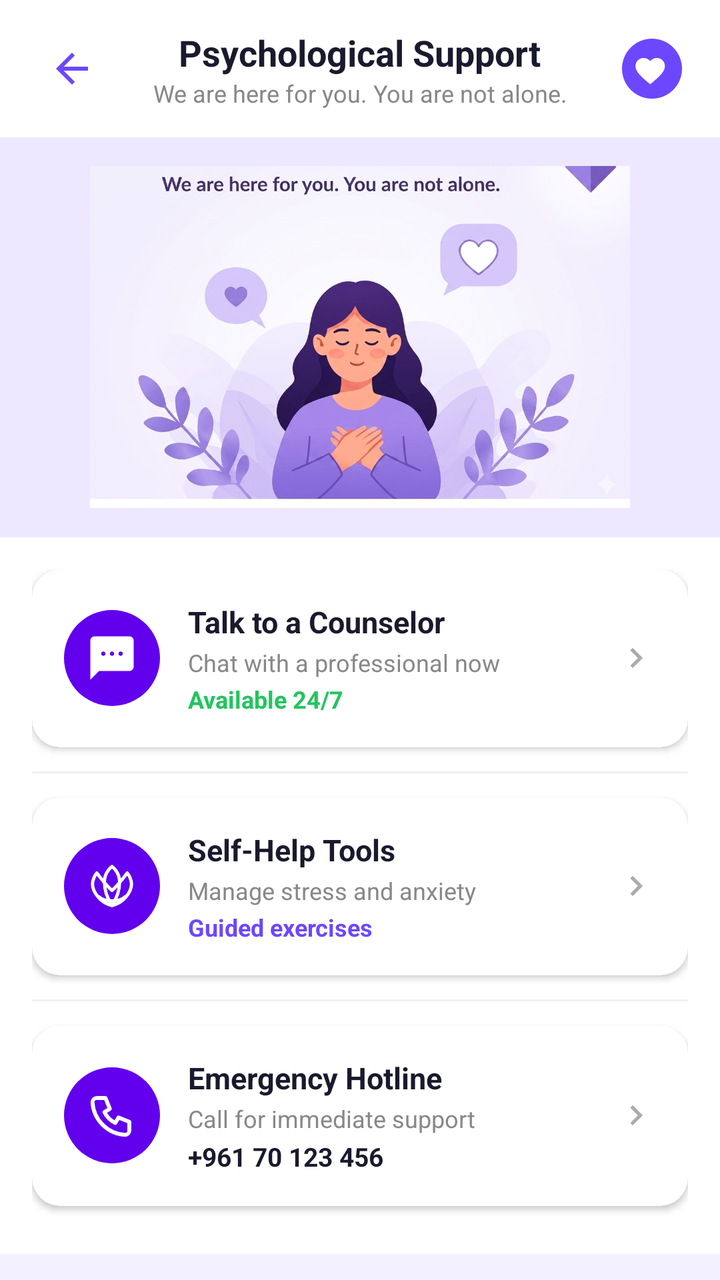
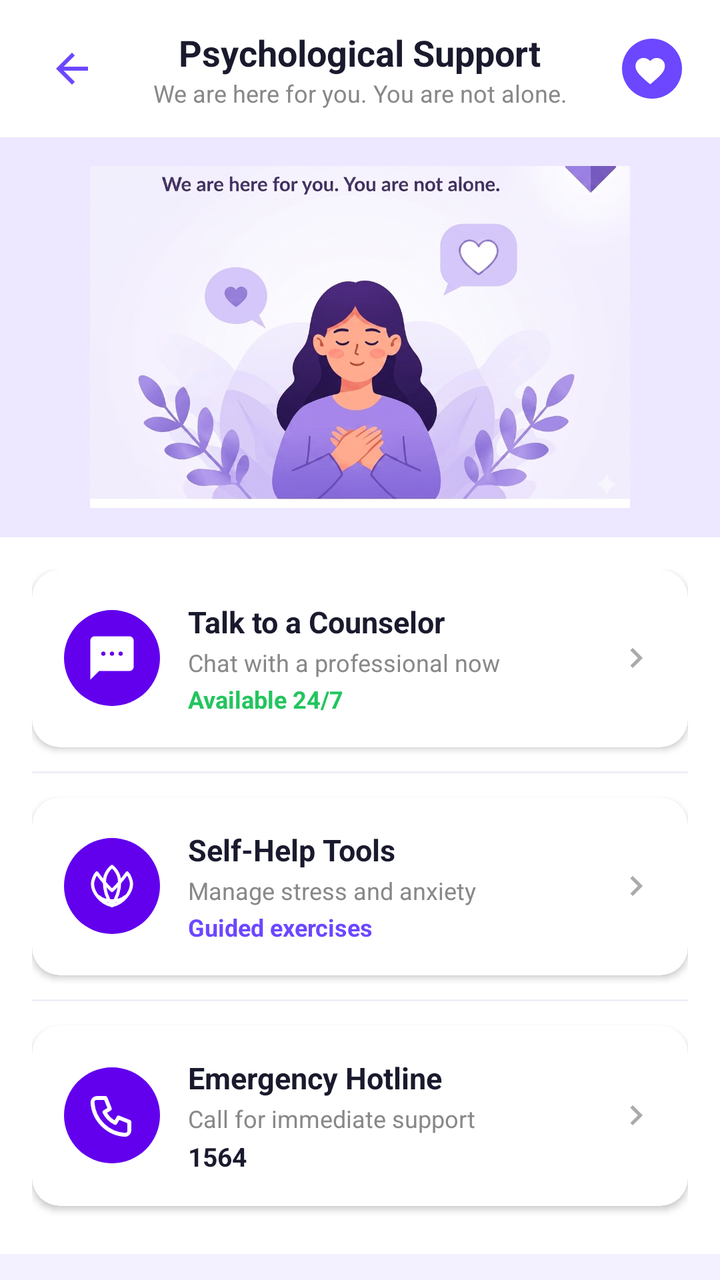

Before-and-after screenshots of an Android layout around one commit, followed by the original layout XML and the change that was made.
<!-- AndroidManifest.xml: application theme Theme.Crises -->
<!-- res/layout/activity_psychological_support.xml -->
<?xml version="1.0" encoding="utf-8"?>
<ScrollView xmlns:android="http://schemas.android.com/apk/res/android"
    xmlns:app="http://schemas.android.com/apk/res-auto"
    android:layout_width="match_parent"
    android:layout_height="match_parent"
    android:background="#F3F0FF"
    android:id="@+id/main"
    android:fillViewport="true">

    <LinearLayout
        android:layout_width="match_parent"
        android:layout_height="wrap_content"
        android:orientation="vertical">

        
        <RelativeLayout
            android:layout_width="match_parent"
            android:layout_height="wrap_content"
            android:background="#FFFFFF"
            android:paddingStart="16dp"
            android:paddingTop="16dp"
            android:paddingEnd="16dp"
            android:paddingBottom="12dp">

            <ImageButton
                android:id="@+id/btnBack"
                android:layout_width="40dp"
                android:layout_height="40dp"
                android:layout_centerVertical="true"
                android:background="?attr/selectableItemBackgroundBorderless"
                android:contentDescription="Back"
                android:src="@drawable/ic_arrow_back"
                app:tint="#6C47FF" />

            <LinearLayout
                android:layout_width="wrap_content"
                android:layout_height="wrap_content"
                android:layout_centerInParent="true"
                android:gravity="center"
                android:orientation="vertical">

                <TextView
                    android:layout_width="wrap_content"
                    android:layout_height="wrap_content"
                    android:text="Psychological Support"
                    android:textColor="#1A1A2E"
                    android:textSize="18sp"
                    android:textStyle="bold" />

                <TextView
                    android:layout_width="wrap_content"
                    android:layout_height="wrap_content"
                    android:gravity="center"
                    android:text="We are here for you. You are not alone."
                    android:textColor="#888888"
                    android:textSize="12sp" />
            </LinearLayout>

            <ImageView
                android:layout_width="36dp"
                android:layout_height="36dp"
                android:layout_alignParentEnd="true"
                android:layout_centerVertical="true"
                android:contentDescription="Support"
                android:src="@drawable/ic_heart_shield"
                app:tint="#6C47FF" />
        </RelativeLayout>

        
        <RelativeLayout
            android:layout_width="match_parent"
            android:layout_height="200dp"
            android:background="#EDE8FF">

            <ImageView
                android:id="@+id/ivCenterIllustration"
                android:layout_width="wrap_content"
                android:layout_height="180dp"
                android:layout_centerInParent="true"
                android:layout_marginEnd="90dp"
                android:layout_marginBottom="25dp"
                android:adjustViewBounds="true"
                android:contentDescription="Psychological support illustration"
                android:scaleType="fitCenter"
                android:src="@drawable/psy" />

        </RelativeLayout>

        
        <LinearLayout
            android:layout_width="match_parent"
            android:layout_height="wrap_content"
            android:layout_marginTop="0dp"
            android:background="#FFFFFF"
            android:orientation="vertical"
            android:padding="16dp">

            
            <androidx.cardview.widget.CardView
                android:id="@+id/cardCounselor"
                android:layout_width="match_parent"
                android:layout_height="wrap_content"
                android:layout_marginBottom="12dp"
                app:cardBackgroundColor="#FFFFFF"
                app:cardCornerRadius="14dp"
                app:cardElevation="2dp">

                <RelativeLayout
                    android:layout_width="match_parent"
                    android:layout_height="wrap_content"
                    android:padding="16dp">

                    <FrameLayout
                        android:id="@+id/iconCounselor"
                        android:layout_width="48dp"
                        android:layout_height="48dp"
                        android:layout_centerVertical="true"
                        android:background="@drawable/circle_purple_bg">

                        <ImageView
                            android:layout_width="26dp"
                            android:layout_height="26dp"
                            android:layout_gravity="center"
                            android:contentDescription="Counselor"
                            android:src="@drawable/ic_chat_dots"
                            app:tint="#FFFFFF" />
                    </FrameLayout>

                    <LinearLayout
                        android:layout_width="match_parent"
                        android:layout_height="wrap_content"
                        android:layout_centerVertical="true"
                        android:layout_toEndOf="@id/iconCounselor"
                        android:layout_toStartOf="@+id/arrowCounselor"
                        android:orientation="vertical"
                        android:paddingStart="14dp">

                        <TextView
                            android:layout_width="wrap_content"
                            android:layout_height="wrap_content"
                            android:text="Talk to a Counselor"
                            android:textColor="#1A1A2E"
                            android:textSize="15sp"
                            android:textStyle="bold" />

                        <TextView
                            android:layout_width="wrap_content"
                            android:layout_height="wrap_content"
                            android:layout_marginTop="2dp"
                            android:text="Chat with a professional now"
                            android:textColor="#888888"
                            android:textSize="12sp" />

                        <TextView
                            android:layout_width="wrap_content"
                            android:layout_height="wrap_content"
                            android:layout_marginTop="2dp"
                            android:text="Available 24/7"
                            android:textColor="#22C55E"
                            android:textSize="12sp"
                            android:textStyle="bold" />
                    </LinearLayout>

                    <ImageView
                        android:id="@+id/arrowCounselor"
                        android:layout_width="20dp"
                        android:layout_height="20dp"
                        android:layout_alignParentEnd="true"
                        android:layout_centerVertical="true"
                        android:contentDescription="Open"
                        android:src="@drawable/ic_chevron_right"
                        app:tint="#AAAAAA" />
                </RelativeLayout>
            </androidx.cardview.widget.CardView>

            
            <View
                android:layout_width="match_parent"
                android:layout_height="1dp"
                android:layout_marginBottom="12dp"
                android:background="#F0EEF8" />

            
            <androidx.cardview.widget.CardView
                android:id="@+id/cardSelfHelp"
                android:layout_width="match_parent"
                android:layout_height="wrap_content"
                android:layout_marginBottom="12dp"
                app:cardBackgroundColor="#FFFFFF"
                app:cardCornerRadius="14dp"
                app:cardElevation="2dp">

                <RelativeLayout
                    android:layout_width="match_parent"
                    android:layout_height="wrap_content"
                    android:padding="16dp">

                    <FrameLayout
                        android:id="@+id/iconSelfHelp"
                        android:layout_width="48dp"
                        android:layout_height="48dp"
                        android:layout_centerVertical="true"
                        android:background="@drawable/circle_purple_bg">

                        <ImageView
                            android:layout_width="26dp"
                            android:layout_height="26dp"
                            android:layout_gravity="center"
                            android:contentDescription="Self-help"
                            android:src="@drawable/ic_lotus"
                            app:tint="#FFFFFF" />
                    </FrameLayout>

                    <LinearLayout
                        android:layout_width="match_parent"
                        android:layout_height="wrap_content"
                        android:layout_centerVertical="true"
                        android:layout_toEndOf="@id/iconSelfHelp"
                        android:layout_toStartOf="@+id/arrowSelfHelp"
                        android:orientation="vertical"
                        android:paddingStart="14dp">

                        <TextView
                            android:layout_width="wrap_content"
                            android:layout_height="wrap_content"
                            android:text="Self-Help Tools"
                            android:textColor="#1A1A2E"
                            android:textSize="15sp"
                            android:textStyle="bold" />

                        <TextView
                            android:layout_width="wrap_content"
                            android:layout_height="wrap_content"
                            android:layout_marginTop="2dp"
                            android:text="Manage stress and anxiety"
                            android:textColor="#888888"
                            android:textSize="12sp" />

                        <TextView
                            android:layout_width="wrap_content"
                            android:layout_height="wrap_content"
                            android:layout_marginTop="2dp"
                            android:text="Guided exercises"
                            android:textColor="#6C47FF"
                            android:textSize="12sp"
                            android:textStyle="bold" />
                    </LinearLayout>

                    <ImageView
                        android:id="@+id/arrowSelfHelp"
                        android:layout_width="20dp"
                        android:layout_height="20dp"
                        android:layout_alignParentEnd="true"
                        android:layout_centerVertical="true"
                        android:contentDescription="Open"
                        android:src="@drawable/ic_chevron_right"
                        app:tint="#AAAAAA" />
                </RelativeLayout>
            </androidx.cardview.widget.CardView>

            
            <View
                android:layout_width="match_parent"
                android:layout_height="1dp"
                android:layout_marginBottom="12dp"
                android:background="#F0EEF8" />

            
            <androidx.cardview.widget.CardView
                android:id="@+id/cardHotline"
                android:layout_width="match_parent"
                android:layout_height="wrap_content"
                android:layout_marginBottom="8dp"
                app:cardBackgroundColor="#FFFFFF"
                app:cardCornerRadius="14dp"
                app:cardElevation="2dp">

                <RelativeLayout
                    android:layout_width="match_parent"
                    android:layout_height="wrap_content"
                    android:padding="16dp">

                    <FrameLayout
                        android:id="@+id/iconHotline"
                        android:layout_width="48dp"
                        android:layout_height="48dp"
                        android:layout_centerVertical="true"
                        android:background="@drawable/circle_purple_bg">

                        <ImageView
                            android:layout_width="26dp"
                            android:layout_height="26dp"
                            android:layout_gravity="center"
                            android:contentDescription="Phone"
                            android:src="@drawable/ic_phone"
                            app:tint="#FFFFFF" />
                    </FrameLayout>

                    <LinearLayout
                        android:layout_width="match_parent"
                        android:layout_height="wrap_content"
                        android:layout_centerVertical="true"
                        android:layout_toEndOf="@id/iconHotline"
                        android:layout_toStartOf="@+id/arrowHotline"
                        android:orientation="vertical"
                        android:paddingStart="14dp">

                        <TextView
                            android:layout_width="wrap_content"
                            android:layout_height="wrap_content"
                            android:text="Emergency Hotline"
                            android:textColor="#1A1A2E"
                            android:textSize="15sp"
                            android:textStyle="bold" />

                        <TextView
                            android:layout_width="wrap_content"
                            android:layout_height="wrap_content"
                            android:layout_marginTop="2dp"
                            android:text="Call for immediate support"
                            android:textColor="#888888"
                            android:textSize="12sp" />

                        <TextView
                            android:layout_width="wrap_content"
                            android:layout_height="wrap_content"
                            android:layout_marginTop="2dp"
                            android:text="+961 70 123 456"
                            android:textColor="#1A1A2E"
                            android:textSize="13sp"
                            android:textStyle="bold" />
                    </LinearLayout>

                    <ImageView
                        android:id="@+id/arrowHotline"
                        android:layout_width="20dp"
                        android:layout_height="20dp"
                        android:layout_alignParentEnd="true"
                        android:layout_centerVertical="true"
                        android:contentDescription="Call"
                        android:src="@drawable/ic_chevron_right"
                        app:tint="#AAAAAA" />
                </RelativeLayout>
            </androidx.cardview.widget.CardView>

        </LinearLayout>

    </LinearLayout>
</ScrollView>
<!-- resources referenced by this layout -->
<resources>
  <!-- drawable circle_purple_bg (drawable) -->
  <?xml version="1.0" encoding="utf-8"?>
  <shape xmlns:android="http://schemas.android.com/apk/res/android"
      android:shape="oval">
      <solid android:color="#6200EE" />
  </shape>
  <!-- drawable ic_arrow_back (drawable) -->
  <vector xmlns:android="http://schemas.android.com/apk/res/android"
      android:width="24dp"
      android:height="24dp"
      android:viewportWidth="24"
      android:viewportHeight="24">
      <path
          android:fillColor="#FF000000"
          android:pathData="M20,11H7.83l5.59,-5.59L12,4l-8,8 8,8 1.41,-1.41L7.83,13H20v-2z"/>
  </vector>
  <!-- drawable ic_chat_dots (drawable) -->
  <vector xmlns:android="http://schemas.android.com/apk/res/android"
      android:width="24dp"
      android:height="24dp"
      android:viewportWidth="24"
      android:viewportHeight="24">
  
      <path
          android:fillColor="#FF000000"
          android:pathData="M20,2H4c-1.1,0 -2,0.9 -2,2v18l4,-4h14c1.1,0 2,-0.9 2,-2V4c0,-1.1 -0.9,-2 -2,-2zM8,11c-0.55,0 -1,-0.45 -1,-1s0.45,-1 1,-1 1,0.45 1,1 -0.45,1 -1,1zM12,11c-0.55,0 -1,-0.45 -1,-1s0.45,-1 1,-1 1,0.45 1,1 -0.45,1 -1,1zM16,11c-0.55,0 -1,-0.45 -1,-1s0.45,-1 1,-1 1,0.45 1,1 -0.45,1 -1,1z"/>
  </vector>
  <!-- drawable ic_chevron_right (drawable) -->
  <vector xmlns:android="http://schemas.android.com/apk/res/android"
      android:width="24dp"
      android:height="24dp"
      android:viewportWidth="24"
      android:viewportHeight="24">
      <path
          android:fillColor="#FF000000"
          android:pathData="M10,6L8.59,7.41 13.17,12l-4.58,4.59L10,18l6,-6z"/>
  </vector>
  <!-- drawable ic_heart_shield (drawable) -->
  <vector xmlns:android="http://schemas.android.com/apk/res/android"
      android:width="24dp"
      android:height="24dp"
      android:viewportWidth="24"
      android:viewportHeight="24">
  
      <path
          android:fillColor="#FF000000"
          android:pathData="M12,2C6.48,2 2,6.48 2,12c0,5.52 4.48,10 10,10s10,-4.48 10,-10C22,6.48 17.52,2 12,2zM12,17.75l-0.56,-0.51C8.2,14.54 6.5,13.01 6.5,11.13c0,-1.51 1.19,-2.7 2.7,-2.7c0.85,0 1.67,0.4 2.2,1.02c0.53,-0.62 1.35,-1.02 2.2,-1.02c1.51,0 2.7,1.19 2.7,2.7c0,1.88 -1.7,3.41 -4.94,6.11l-0.56,0.51z"/>
  </vector>
  <!-- drawable ic_phone (drawable) -->
  <vector xmlns:android="http://schemas.android.com/apk/res/android"
      android:width="24dp"
      android:height="24dp"
      android:viewportWidth="24"
      android:viewportHeight="24">
      <path
          android:fillColor="@android:color/transparent"
          android:strokeColor="#185FA5"
          android:strokeWidth="1.8"
          android:strokeLineCap="round"
          android:strokeLineJoin="round"
          android:pathData="M5,4h4l2,5l-2.5,1.5a11,11 0,0 0,5 5l1.5,-2.5l5,2v4a2,2 0,0 1,-2 2A16,16 0,0 1,3 6a2,2 0,0 1,2 -2"/>
  </vector>
  <style name="Theme.Crises" parent="Base.Theme.Crises" />
  <style name="Base.Theme.Crises" parent="Theme.Material3.DayNight.NoActionBar">
  
      </style>
  <!-- unchanged entries left out for length: 2 -->
</resources>

<!-- the commit's change to res/layout/activity_psychological_support.xml (unified diff, before → after) -->
@@ -325,7 +325,7 @@
                             android:layout_width="wrap_content"
                             android:layout_height="wrap_content"
                             android:layout_marginTop="2dp"
-                            android:text="+961 70 123 456"
+                            android:text="1564"
                             android:textColor="#1A1A2E"
                             android:textSize="13sp"
                             android:textStyle="bold" />
